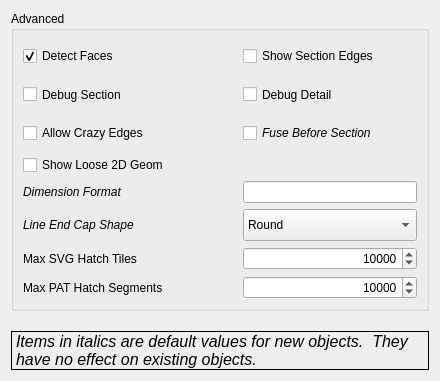
Qt form src/Mod/TechDraw/Gui/DlgPrefsTechDraw4.ui (berndhahnebach/All_FreeCAD) before a commit.
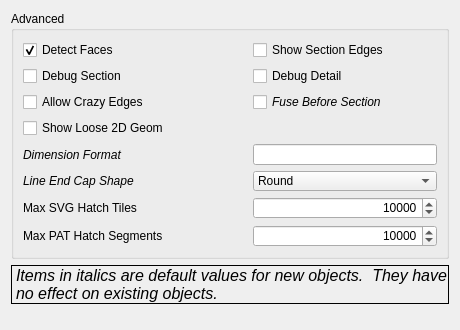
The same form after that commit. Custom widgets are drawn as their Qt base class.

Commit message:
[TD] fix preferences dialogs
see: https://forum.freecadweb.org/viewtopic.php?p=380990#p381051

Diff of the .ui file:
```diff
--- a/src/Mod/TechDraw/Gui/DlgPrefsTechDraw4.ui
+++ b/src/Mod/TechDraw/Gui/DlgPrefsTechDraw4.ui
@@ -6,47 +6,15 @@
    <rect>
     <x>0</x>
     <y>0</y>
-    <width>440</width>
-    <height>381</height>
+    <width>460</width>
+    <height>330</height>
    </rect>
   </property>
   <property name="windowTitle">
    <string>Advanced</string>
   </property>
-  <layout class="QGridLayout" name="gridLayout_2">
-   <item row="2" column="0">
-    <spacer name="verticalSpacer">
-     <property name="orientation">
-      <enum>Qt::Vertical</enum>
-     </property>
-     <property name="sizeHint" stdset="0">
-      <size>
-       <width>20</width>
-       <height>40</height>
-      </size>
-     </property>
-    </spacer>
-   </item>
-   <item row="3" column="0">
-    <widget class="QLabel" name="label_17">
-     <property name="font">
-      <font>
-       <pointsize>12</pointsize>
-       <italic>true</italic>
-      </font>
-     </property>
-     <property name="frameShape">
-      <enum>QFrame::Box</enum>
-     </property>
-     <property name="text">
-      <string>Items in italics are default values for new objects.  They have no effect on existing objects.</string>
-     </property>
-     <property name="wordWrap">
-      <bool>true</bool>
-     </property>
-    </widget>
-   </item>
-   <item row="0" column="0" rowspan="2">
+  <layout class="QVBoxLayout" name="verticalLayout_2">
+   <item>
     <widget class="QGroupBox" name="gbDim">
      <property name="sizePolicy">
       <sizepolicy hsizetype="Preferred" vsizetype="Preferred">
@@ -57,7 +25,7 @@
      <property name="minimumSize">
       <size>
        <width>0</width>
-       <height>300</height>
+       <height>0</height>
       </size>
      </property>
      <property name="baseSize">
@@ -69,8 +37,8 @@
      <property name="title">
       <string>Advanced</string>
      </property>
-     <layout class="QGridLayout" name="gridLayout_4">
-      <item row="0" column="0">
+     <layout class="QVBoxLayout" name="verticalLayout">
+      <item>
        <layout class="QGridLayout" name="gridLayout" columnstretch="1,0,1">
         <item row="5" column="2">
          <widget class="Gui::PrefComboBox" name="cbEndCap">
@@ -80,6 +48,12 @@
             <verstretch>0</verstretch>
            </sizepolicy>
           </property>
+          <property name="minimumSize">
+           <size>
+            <width>0</width>
+            <height>20</height>
+           </size>
+          </property>
           <property name="font">
            <font>
             <italic>false</italic>
@@ -114,6 +88,12 @@
         </item>
         <item row="6" column="2">
          <widget class="Gui::PrefSpinBox" name="sbMaxTiles">
+          <property name="minimumSize">
+           <size>
+            <width>0</width>
+            <height>20</height>
+           </size>
+          </property>
           <property name="toolTip">
            <string>Limit of 64x64 pixel SVG tiles used to hatch a single face.
 For large scalings you might get an error about to many SVG tiles.
@@ -150,6 +130,12 @@
             <verstretch>0</verstretch>
            </sizepolicy>
           </property>
+          <property name="minimumSize">
+           <size>
+            <width>0</width>
+            <height>20</height>
+           </size>
+          </property>
           <property name="toolTip">
            <string>Dump intermediate results during Detail view processing</string>
           </property>
@@ -166,6 +152,12 @@
         </item>
         <item row="3" column="0">
          <widget class="Gui::PrefCheckBox" name="cbShowLoose">
+          <property name="minimumSize">
+           <size>
+            <width>0</width>
+            <height>20</height>
+           </size>
+          </property>
           <property name="toolTip">
            <string>Include 2D Objects in projection</string>
           </property>
@@ -213,6 +205,12 @@
             <verstretch>0</verstretch>
            </sizepolicy>
           </property>
+          <property name="minimumSize">
+           <size>
+            <width>0</width>
+            <height>20</height>
+           </size>
+          </property>
           <property name="font">
            <font>
             <italic>true</italic>
@@ -240,6 +238,12 @@
             <verstretch>0</verstretch>
            </sizepolicy>
           </property>
+          <property name="minimumSize">
+           <size>
+            <width>0</width>
+            <height>20</height>
+           </size>
+          </property>
           <property name="toolTip">
            <string>Highlights border of section cut in section views</string>
           </property>
@@ -256,6 +260,12 @@
         </item>
         <item row="7" column="2">
          <widget class="Gui::PrefSpinBox" name="sbMaxPat">
+          <property name="minimumSize">
+           <size>
+            <width>0</width>
+            <height>20</height>
+           </size>
+          </property>
           <property name="toolTip">
            <string>Maximum hatch line segments to use
 when hatching a face with a PAT pattern</string>
@@ -386,6 +396,12 @@
         </item>
         <item row="4" column="2">
          <widget class="Gui::PrefLineEdit" name="leFormatSpec">
+          <property name="minimumSize">
+           <size>
+            <width>0</width>
+            <height>20</height>
+           </size>
+          </property>
           <property name="toolTip">
            <string>Override automatic dimension format</string>
           </property>
@@ -405,6 +421,38 @@
      </layout>
     </widget>
    </item>
+   <item>
+    <widget class="QLabel" name="label_17">
+     <property name="font">
+      <font>
+       <pointsize>12</pointsize>
+       <italic>true</italic>
+      </font>
+     </property>
+     <property name="frameShape">
+      <enum>QFrame::Box</enum>
+     </property>
+     <property name="text">
+      <string>Items in italics are default values for new objects.  They have no effect on existing objects.</string>
+     </property>
+     <property name="wordWrap">
+      <bool>true</bool>
+     </property>
+    </widget>
+   </item>
+   <item>
+    <spacer name="verticalSpacer">
+     <property name="orientation">
+      <enum>Qt::Vertical</enum>
+     </property>
+     <property name="sizeHint" stdset="0">
+      <size>
+       <width>20</width>
+       <height>20</height>
+      </size>
+     </property>
+    </spacer>
+   </item>
   </layout>
  </widget>
  <customwidgets>
```
The commit also changes 2 other files.
